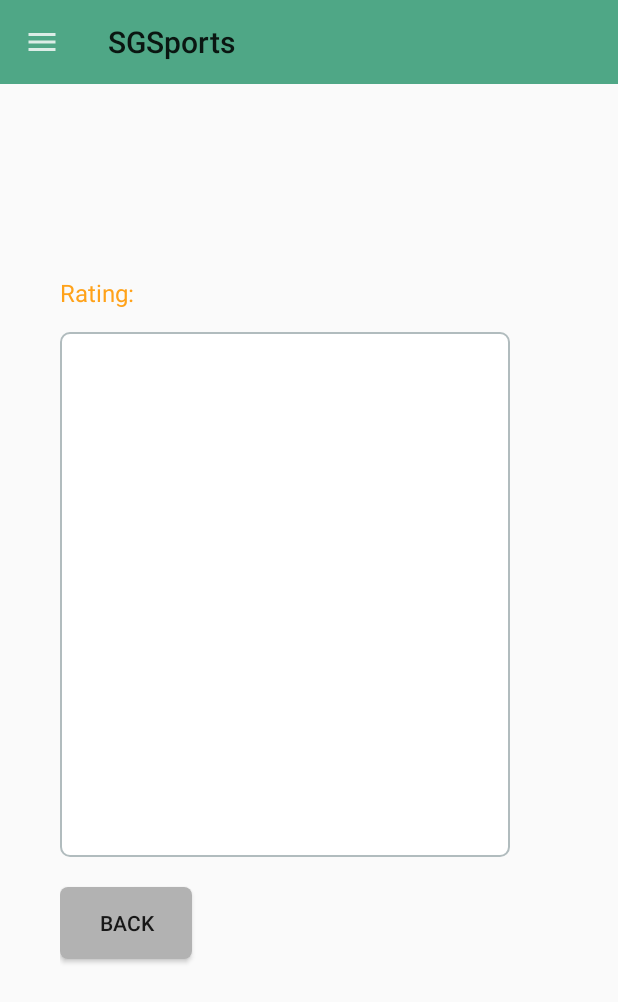
After one commit to koo5590/SGSports, an Android app: the ReadActivity screen opened directly, with no data from a screen before it, on a phone screen of 412 x 824 dp. The commit adds this screen. Shown: the top 1002 px of the screen. Run offline under Robolectric (Android 15) with nearby library versions, the phone set to English and light mode, and no system bars; our stand-ins replace Firebase (no records; nobody signed in at launch, a user with empty details on screens opened directly); 2 statements that could not run were skipped.

Commit message:
review detail page

```diff
--- a/app/src/main/AndroidManifest.xml
+++ b/app/src/main/AndroidManifest.xml
@@ -36,6 +36,7 @@
         <activity android:name=".ViewReviewActivity"></activity>
         <activity android:name=".WriteReviewActivity"></activity>
         <activity android:name=".ReportActivity"></activity>
+        <activity android:name=".ReadActivity"></activity>
 
 
         <meta-data
--- /dev/null
+++ b/app/src/main/java/com/example/sgsports/ReadActivity.java
@@ -0,0 +1,30 @@
+package com.example.sgsports;
+
+import android.content.Intent;
+import android.os.Bundle;
+import android.widget.FrameLayout;
+import android.widget.TextView;
+
+public class ReadActivity extends BaseActivity {
+    @Override
+    protected void onCreate(Bundle savedInstanceState){
+        super.onCreate(savedInstanceState);
+        FrameLayout contentFrameLayout = (FrameLayout) findViewById(R.id.content_frame);
+        getLayoutInflater().inflate(R.layout.activity_readreview, contentFrameLayout);
+
+        Intent intent = getIntent();
+        ReviewData reviewData = (ReviewData)intent.getSerializableExtra("review");
+        if(reviewData!=null){
+
+            TextView name = findViewById(R.id.facilityName);
+            TextView rating = findViewById(R.id.ratingText);
+            TextView text = findViewById(R.id.reviewText);
+
+            name.setText(reviewData.getFacilityName());
+            for(int i=0; i<reviewData.getRating(); i++)
+                rating.append("★");
+            text.setText(reviewData.getReview());
+
+        }
+    }
+}
--- a/app/src/main/java/com/example/sgsports/ReviewData.java
+++ b/app/src/main/java/com/example/sgsports/ReviewData.java
@@ -1,6 +1,8 @@
 package com.example.sgsports;
 
-public class ReviewData {
+import java.io.Serializable;
+
+public class ReviewData implements Serializable {
     private String user;
     private String facilityName;
     private String facilityType;
@@ -14,6 +16,8 @@ public class ReviewData {
         this.review = review;
         this.rating = rating;
     }
+
+    public ReviewData(){};
 
     public String getUser() {
         return user;
--- a/app/src/main/java/com/example/sgsports/SearchFacilitiesActivity.java
+++ b/app/src/main/java/com/example/sgsports/SearchFacilitiesActivity.java
@@ -178,7 +178,6 @@ public class SearchFacilitiesActivity extends BaseActivity {
                 Intent intent = new Intent(getApplicationContext(), MapActivity.class);
                 intent.putExtra("facility", facility);
                 startActivity(intent);
-                finish();
 
             }
         });
--- a/app/src/main/java/com/example/sgsports/ViewProfileActivity.java
+++ b/app/src/main/java/com/example/sgsports/ViewProfileActivity.java
@@ -43,6 +43,9 @@ public class ViewProfileActivity extends BaseActivity {
         t1Gender = (TextView)findViewById(R.id.genderProf);
         t1Name = (TextView)findViewById(R.id.nameProf);
         t1Mobile = findViewById(R.id.mobileProf);
+
+        TextView userText = findViewById(R.id.userNameText);
+        userText.setText(userName);
 
         //retrieve user info
         mFirestore = FirebaseFirestore.getInstance();
--- a/app/src/main/res/layout/activity_base.xml
+++ b/app/src/main/res/layout/activity_base.xml
@@ -27,7 +27,7 @@
         <LinearLayout
             android:layout_width="240dp"
             android:layout_height="match_parent"
-            android:background="#E6FF9800"
+            android:background="#CC4FA786"
             android:orientation="vertical"
             android:padding="15dp"
             android:layout_gravity="start">
@@ -49,7 +49,7 @@
                 android:layout_width="match_parent"
                 android:layout_height="wrap_content"
                 android:textStyle="bold"
-                android:textColor="#212121"
+                android:textColor="#ffffff"
                 android:padding="10dp"
                 android:id="@+id/drawer_menulist" />
 
--- /dev/null
+++ b/app/src/main/res/layout/activity_readreview.xml
@@ -0,0 +1,41 @@
+<?xml version="1.0" encoding="utf-8"?>
+<LinearLayout
+    xmlns:android="http://schemas.android.com/apk/res/android"
+    android:layout_width="match_parent"
+    android:layout_height="match_parent"
+    android:orientation="vertical"
+    android:padding="40dp">
+
+    <TextView
+        android:layout_marginTop="40dp"
+        android:layout_marginBottom="15dp"
+        android:id="@+id/facilityName"
+        android:layout_width="match_parent"
+        android:layout_height="wrap_content"
+        android:textColor="@color/textAccent"
+        android:textSize="24sp"/>
+
+    <TextView
+        android:id="@+id/ratingText"
+        android:layout_marginBottom="15dp"
+        android:layout_width="wrap_content"
+        android:layout_height="wrap_content"
+        android:textColor="@color/textAccent"
+        android:textSize="16sp"
+        android:text="Rating: "/>
+
+    <TextView
+        android:id="@+id/reviewText"
+        android:padding="15dp"
+        android:layout_marginBottom="20dp"
+        android:background="@drawable/round"
+        android:layout_width="300dp"
+        android:layout_height="350dp"/>
+
+    <Button
+        android:layout_width="wrap_content"
+        android:layout_height="wrap_content"
+        android:background="@drawable/round_button3"
+        android:text="Back"/>
+
+</LinearLayout>
--- a/app/src/main/res/layout/activity_viewprof.xml
+++ b/app/src/main/res/layout/activity_viewprof.xml
@@ -10,6 +10,7 @@
 
         <!-- user name appears here -->
         <TextView
+            android:id="@+id/userNameText"
             android:layout_marginTop="50dp"
             android:layout_marginBottom="15dp"
             android:layout_width="match_parent"
```
Also changed, not shown: app/src/main/java/com/example/sgsports/MapActivity.java (+58 -20 lines).
